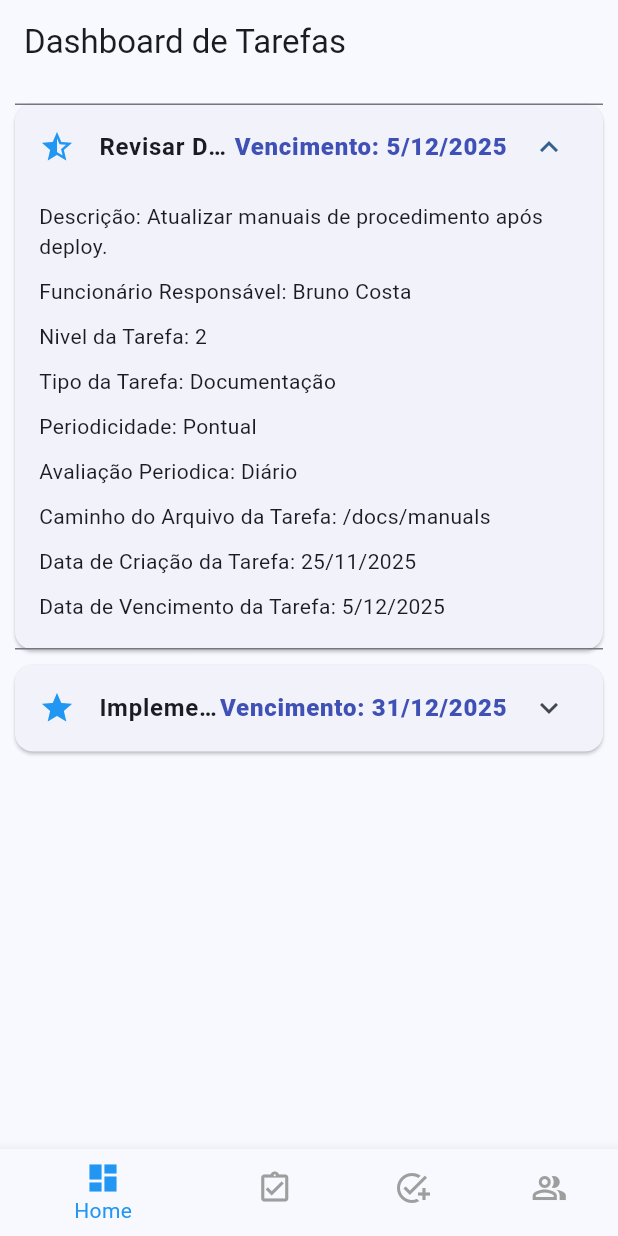
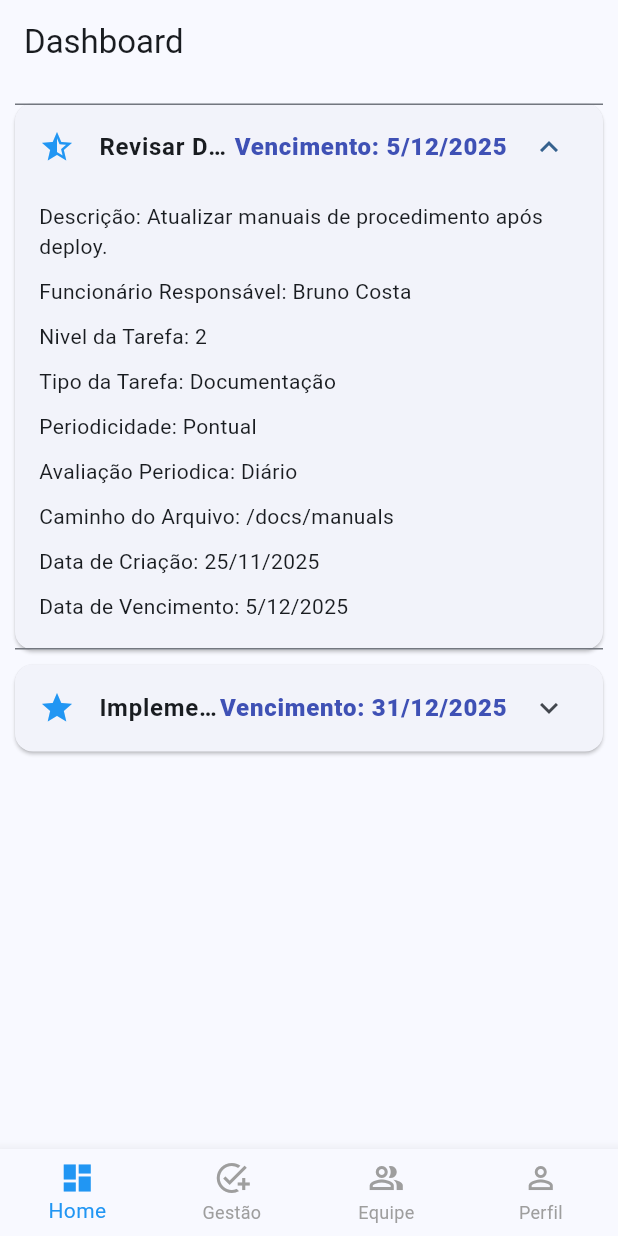
Before and after one commit to Samukaka01/trabalho-mobile-I, a Flutter app: the screen it shows after launch, after a tap on "Revisar Documentação", on a phone screen of 412 x 824 dp. Run offline on Flutter 3.47's test engine with Material 3 defaults, Android fonts, the phone set to English and light mode, and no system bars.

Commit message:
criando perfilPage

```diff
--- a/lib/main.dart
+++ b/lib/main.dart
@@ -1,9 +1,8 @@
 import 'package:flutter/material.dart';
 import 'package:tarefas/dataset.dart';
-import 'package:tarefas/minhasTarefas.dart';
 import 'package:tarefas/tarefasPage.dart';
 import 'package:tarefas/funcionariosPage.dart';
-
+import 'package:tarefas/perfilPage.dart'; // ✅ Importamos a nova página de Perfil
 
 void main() => runApp(const MyApp());
 
@@ -22,7 +21,7 @@ class MyApp extends StatelessWidget {
 }
 
 // =================================================================
-// WIDGET: MainScreen (Gerencia a navegação com BottomNavigationBar)
+// WIDGET: MainScreen (Gerencia a navegação)
 // =================================================================
 
 class MainScreen extends StatefulWidget {
@@ -34,11 +33,12 @@ class MainScreen extends StatefulWidget {
 class _MainScreenState extends State<MainScreen> {
   int _selectedIndex = 0;
 
+  // ✅ Lista de Títulos atualizada (sem Minhas Tarefas, com Perfil no fim)
   final List<String> _titles = <String>[
-    'Dashboard de Tarefas',
-    'Minhas Tarefas',
+    'Dashboard',
     'Gestão de Tarefas',
     'Funcionários',
+    'Meu Perfil',
   ];
 
   void _onItemTapped(int index) {
@@ -53,11 +53,19 @@ class _MainScreenState extends State<MainScreen> {
       setState(() {});
     }
 
+    // ✅ Lista de Widgets reorganizada
     final List<Widget> _widgetOptions = <Widget>[
-      HomePageTarefas(title: 'Tarefas Próximas'),
-      MinhasTarefasPage(title: 'Minhas Tarefas'),
+      // 1. Dashboard (Home)
+      HomePageTarefas(title: 'Dashboard'),
+
+      // 2. Gestão de Tarefas (Antigo item 3, agora é o 2)
       TarefasPage(title: 'Gestão de Tarefas', onTaskAdded: recarregarInfos),
+
+      // 3. Funcionários (Antigo item 4, agora é o 3)
       const FuncionariosPage(),
+
+      // 4. Perfil (Novo item, no final)
+      const PerfilPage(),
     ];
 
     return Scaffold(
@@ -65,13 +73,14 @@ class _MainScreenState extends State<MainScreen> {
       body: Center(
         child: IndexedStack(
           index: _selectedIndex,
-          children: _widgetOptions, // Usa a lista recriada no build
+          children: _widgetOptions,
         ),
       ),
       bottomNavigationBar: BottomNavigationBar(
         currentIndex: _selectedIndex,
         selectedItemColor: Colors.blue,
         unselectedItemColor: Colors.grey,
+        type: BottomNavigationBarType.fixed, // Garante que os 4 itens apareçam bem
         onTap: _onItemTapped,
         items: const [
           BottomNavigationBarItem(
@@ -80,19 +89,20 @@ class _MainScreenState extends State<MainScreen> {
             activeIcon: Icon(Icons.dashboard),
           ),
           BottomNavigationBarItem(
-            label: 'Minhas Tarefas',
-            icon: Icon(Icons.assignment_turned_in_outlined),
-            activeIcon: Icon(Icons.assignment_turned_in),
-          ),
-          BottomNavigationBarItem(
-            label: 'Gestão de Tarefas',
+            label: 'Gestão',
             icon: Icon(Icons.add_task),
             activeIcon: Icon(Icons.task),
           ),
           BottomNavigationBarItem(
-            label: 'Funcionários',
+            label: 'Equipe',
             icon: Icon(Icons.people_alt_outlined),
             activeIcon: Icon(Icons.people_alt),
+          ),
+          // ✅ Novo Item: Perfil (Última posição)
+          BottomNavigationBarItem(
+            label: 'Perfil',
+            icon: Icon(Icons.person_outline),
+            activeIcon: Icon(Icons.person),
           ),
         ],
       ),
@@ -101,23 +111,19 @@ class _MainScreenState extends State<MainScreen> {
 }
 
 // =================================================================
-// HomePageTarefas (APLICADO O ESTILO Card/ExpansionTile)
+// HomePageTarefas (Mantido igual, apenas para visualização)
 // =================================================================
 
 class HomePageTarefas extends StatelessWidget {
   final String title;
 
-
   const HomePageTarefas({super.key, required this.title});
 
   @override
   Widget build(BuildContext context) {
-    debugPrint('RASTREIO 3: HomePageTarefas (Dashboard) reconstruiu. Total Tarefas: ${listaTarefas.length}');
-
-
+    // Ordena as tarefas
     final List<Tarefa> sortedTarefas = List<Tarefa>.from(listaTarefas);
     sortedTarefas.sort((a, b) {
-
       if (a.dataVencimentoTarefa == null) return 1;
       if (b.dataVencimentoTarefa == null) return -1;
       return a.dataVencimentoTarefa!.compareTo(b.dataVencimentoTarefa!);
@@ -130,7 +136,6 @@ class HomePageTarefas extends StatelessWidget {
           itemCount: sortedTarefas.length,
           itemBuilder: (BuildContext context, int index) {
             final tarefa = sortedTarefas[index];
-
             final dataVencimentoFormatada =
                 '${tarefa.dataVencimentoTarefa!.day}/${tarefa.dataVencimentoTarefa!.month}/${tarefa.dataVencimentoTarefa!.year}';
 
@@ -166,57 +171,27 @@ class HomePageTarefas extends StatelessWidget {
                 ),
                 children: <Widget>[
                   Padding(
-                    padding: const EdgeInsets.symmetric(
-                      horizontal: 16.0,
-                      vertical: 8.0,
-                    ),
+                    padding: const EdgeInsets.symmetric(horizontal: 16.0, vertical: 8.0),
                     child: Column(
                       crossAxisAlignment: CrossAxisAlignment.start,
                       children: <Widget>[
-                        Text(
-                          'Descrição: ${tarefa.descTarefa}',
-                          style: const TextStyle(fontStyle: FontStyle.normal),
-                        ),
+                        Text('Descrição: ${tarefa.descTarefa}'),
                         const SizedBox(height: 10),
-                        Text(
-                          'Funcionário Responsável: ${tarefa.funcionario.nome}',
-                          style: const TextStyle(fontStyle: FontStyle.normal),
-                        ),
+                        Text('Funcionário Responsável: ${tarefa.funcionario.nome}'),
                         const SizedBox(height: 10),
-                        Text(
-                          'Nivel da Tarefa: ${tarefa.nivelTarefa}',
-                          style: const TextStyle(fontStyle: FontStyle.normal),
-                        ),
+                        Text('Nivel da Tarefa: ${tarefa.nivelTarefa}'),
                         const SizedBox(height: 10),
-                        Text(
-                          'Tipo da Tarefa: ${tarefa.tipoTarefa}',
-                          style: const TextStyle(fontStyle: FontStyle.normal),
-                        ),
+                        Text('Tipo da Tarefa: ${tarefa.tipoTarefa}'),
                         const SizedBox(height: 10),
-                        Text(
-                          'Periodicidade: ${tarefa.periodicidade}',
-                          style: const TextStyle(fontStyle: FontStyle.normal),
-                        ),
+                        Text('Periodicidade: ${tarefa.periodicidade}'),
                         const SizedBox(height: 10),
-                        Text(
-                          'Avaliação Periodica: ${tarefa.perioAvaliacao}',
-                          style: const TextStyle(fontStyle: FontStyle.normal),
-                        ),
+                        Text('Avaliação Periodica: ${tarefa.perioAvaliacao}'),
                         const SizedBox(height: 10),
-                        Text(
-                          'Caminho do Arquivo da Tarefa: ${tarefa.caminhoTarefa}',
-                          style: const TextStyle(fontStyle: FontStyle.normal),
-                        ),
+                        Text('Caminho do Arquivo: ${tarefa.caminhoTarefa}'),
                         const SizedBox(height: 10),
-                        Text(
-                          'Data de Criação da Tarefa: ${tarefa.dataTarefaCriada != null ? '${tarefa.dataTarefaCriada!.day}/${tarefa.dataTarefaCriada!.month}/${tarefa.dataTarefaCriada!.year}' : 'N/A'}',
-                          style: const TextStyle(fontStyle: FontStyle.normal),
-                        ),
+                        Text('Data de Criação: ${tarefa.dataTarefaCriada != null ? '${tarefa.dataTarefaCriada!.day}/${tarefa.dataTarefaCriada!.month}/${tarefa.dataTarefaCriada!.year}' : 'N/A'}'),
                         const SizedBox(height: 10),
-                        Text(
-                          'Data de Vencimento da Tarefa: $dataVencimentoFormatada',
-                          style: const TextStyle(fontStyle: FontStyle.normal),
-                        ),
+                        Text('Data de Vencimento: $dataVencimentoFormatada'),
                         const SizedBox(height: 10),
                       ],
                     ),
--- a/lib/minhasTarefas.dart
+++ /dev/null
@@ -1,11 +0,0 @@
-import 'dart:developer';
-import 'package:flutter/material.dart';
-import 'package:tarefas/dataset.dart';
-import 'package:tarefas/main.dart';
-
-class MinhasTarefasPage extends StatelessWidget {
-  final String title;
-  const MinhasTarefasPage({super.key, required this.title});
-  @override
-  Widget build(BuildContext context) => Scaffold(appBar: AppBar(title: Text(title)));
-}
--- /dev/null
+++ b/lib/perfilPage.dart
@@ -0,0 +1,167 @@
+import 'package:flutter/material.dart';
+import 'package:tarefas/dataset.dart';
+
+class PerfilPage extends StatelessWidget {
+  const PerfilPage({super.key});
+
+  @override
+  Widget build(BuildContext context) {
+    // Simula o usuário logado (Pegamos o primeiro da lista ou um ID fixo)
+    final usuarioLogado = funcionarios.isNotEmpty
+        ? funcionarios.firstWhere(
+            (f) => f.id == 1,
+            orElse: () => funcionarios[0],
+          )
+        : null;
+
+    if (usuarioLogado == null) {
+      return const Center(child: Text("Nenhum perfil encontrado."));
+    }
+
+    // Calcula estatísticas básicas para exibir no perfil
+    final tarefasDoUsuario = listaTarefas
+        .where((t) => t.funcionario.id == usuarioLogado.id)
+        .toList();
+    final totalTarefas = tarefasDoUsuario.length;
+    final tarefasAltaPrioridade = tarefasDoUsuario
+        .where((t) => t.nivelTarefa == 1)
+        .length;
+
+    return Scaffold(
+      body: SingleChildScrollView(
+        child: Column(
+          children: [
+            const SizedBox(height: 20),
+            // Foto e Nome
+            Center(
+              child: Column(
+                children: [
+                  CircleAvatar(
+                    radius: 50,
+                    backgroundColor: Colors.blue.shade100,
+                    child: Text(
+                      usuarioLogado.nome[0].toUpperCase(),
+                      style: const TextStyle(
+                        fontSize: 40,
+                        color: Colors.blue,
+                        fontWeight: FontWeight.bold,
+                      ),
+                    ),
+                  ),
+                  const SizedBox(height: 10),
+                  Text(
+                    usuarioLogado.nome,
+                    style: const TextStyle(
+                      fontSize: 22,
+                      fontWeight: FontWeight.bold,
+                    ),
+                  ),
+                  Text(
+                    usuarioLogado.cargo,
+                    style: TextStyle(fontSize: 16, color: Colors.grey[600]),
+                  ),
+                ],
+              ),
+            ),
+            const SizedBox(height: 30),
+
+            Card(
+              margin: const EdgeInsets.symmetric(horizontal: 16),
+              child: Padding(
+                padding: const EdgeInsets.all(16),
+                child: Column(
+                  children: [
+                    _buildProfileItem(
+                      Icons.email,
+                      'E-mail',
+                      usuarioLogado.email,
+                    ),
+                    const Divider(),
+                    _buildProfileItem(
+                      Icons.phone,
+                      'Telefone',
+                      usuarioLogado.telefone,
+                    ),
+                    const Divider(),
+                    _buildProfileItem(
+                      Icons.location_on,
+                      'Endereço',
+                      usuarioLogado.endereco,
+                    ),
+                  ],
+                ),
+              ),
+            ),
+
+            const SizedBox(height: 20),
+            // Botão de Logout (Visual)
+            TextButton.icon(
+              onPressed: () {
+                // Lógica de logout futura
+              },
+              icon: const Icon(Icons.logout, color: Colors.red),
+              label: const Text(
+                'Sair da Conta',
+                style: TextStyle(color: Colors.red),
+              ),
+            ),
+          ],
+        ),
+      ),
+    );
+  }
+
+  Widget _buildStatCard(String label, String value, Color color) {
+    return Container(
+      padding: const EdgeInsets.all(16),
+      decoration: BoxDecoration(
+        color: color.withOpacity(0.1),
+        borderRadius: BorderRadius.circular(10),
+      ),
+      child: Column(
+        children: [
+          Text(
+            value,
+            style: TextStyle(
+              fontSize: 24,
+              fontWeight: FontWeight.bold,
+              color: color,
+            ),
+          ),
+          Text(
+            label,
+            style: const TextStyle(fontSize: 14, color: Colors.black54),
+          ),
+        ],
+      ),
+    );
+  }
+
+  Widget _buildProfileItem(IconData icon, String label, String value) {
+    return Padding(
+      padding: const EdgeInsets.symmetric(vertical: 8),
+      child: Row(
+        children: [
+          Icon(icon, color: Colors.grey),
+          const SizedBox(width: 15),
+          Column(
+            crossAxisAlignment: CrossAxisAlignment.start,
+            children: [
+              Text(
+                label,
+                style: const TextStyle(fontSize: 12, color: Colors.grey),
+              ),
+              Text(
+                value,
+                style: const TextStyle(
+                  fontSize: 16,
+                  fontWeight: FontWeight.w500,
+                ),
+              ),
+            ],
+          ),
+        ],
+      ),
+    );
+  }
+}
```
